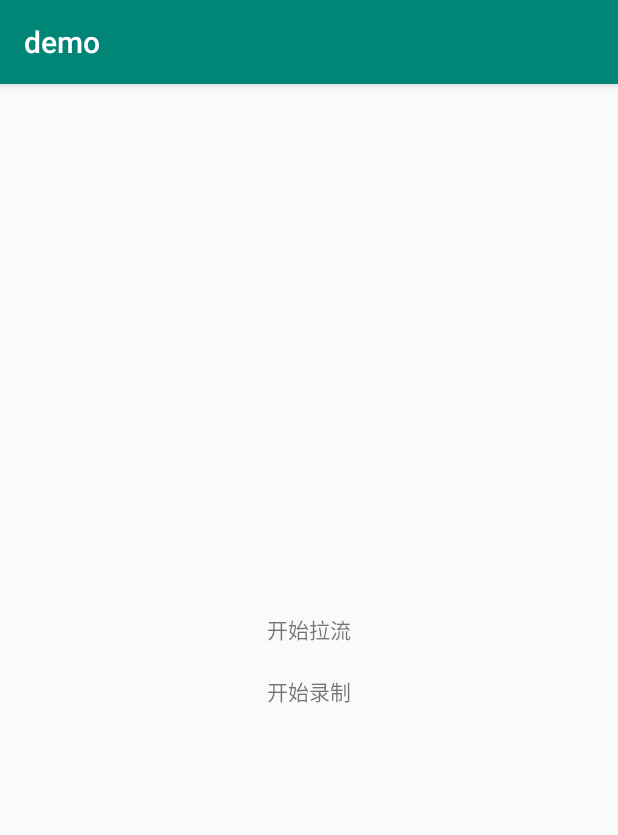
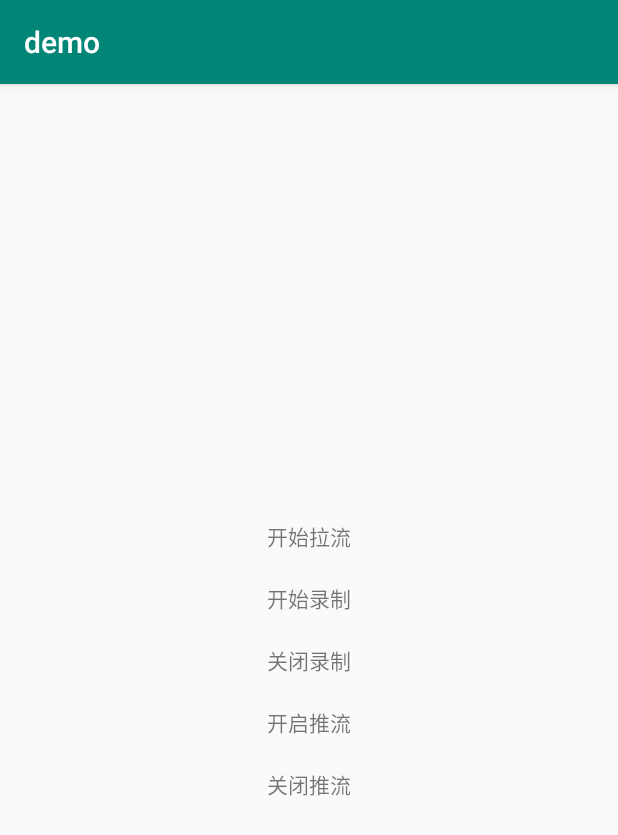
Before and after one commit to yunianvh/ZLMediaKit-Android-Stream, an Android app: the screen it shows after launch (MainActivity), after a tap on "开始录制", on a phone screen of 412 x 824 dp. Shown: the top 835 px of the screen. Run offline under Robolectric (Android 15) with nearby library versions, the phone set to English and light mode, and no system bars; libraries missing offline, so code that uses them is left out: com.drake.net, com.pedro.rtsp; 11 statements that could not run were skipped.

Commit message:
1、优化录制开关、新增推流、gb28181功能； 2、新增本地日志管理；

```diff
--- a/Android/app/src/main/java/com/stream/http/NetUtil.kt
+++ b/Android/app/src/main/java/com/stream/http/NetUtil.kt
@@ -9,6 +9,11 @@ import com.drake.net.okhttp.trustSSLCertificate
 import com.drake.net.time.Interval
 import com.drake.net.utils.scopeNet
 import com.google.gson.Gson
+import com.stream.http.bean.ApiDataBean
+import com.stream.http.bean.GsonConverter
+import com.stream.http.bean.PushBaseListBean
+import com.stream.http.bean.ZlmStatusBean
+import com.stream.util.FLogUtil
 import com.zlmediakit.jni.ZLMediaKit
 import java.util.concurrent.TimeUnit
 
@@ -19,13 +24,17 @@ import java.util.concurrent.TimeUnit
  * Time: 17:18
  */
 class NetUtil private constructor() {
+    private var zlmListener: ZlmListener? = null
+    private val TAG = FLogUtil::class.java.simpleName
+
     companion object {
         val instance by lazy(mode = LazyThreadSafetyMode.SYNCHRONIZED) {
             NetUtil()
         }
     }
 
-    fun init() {
+    fun init(zlmListener: ZlmListener) {
+        this.zlmListener = zlmListener
         NetConfig.logEnabled = false
         NetConfig.converter = GsonConverter()
         NetConfig.init("http://127.0.0.1") {
@@ -34,20 +43,34 @@ class NetUtil private constructor() {
     }
 
     private val API_GET_API_LIST = "http://127.0.0.1:8080/index/api/getApiList"
+    private val API_GET_RESTART = "http://127.0.0.1/index/api/restartServer"
+
+    //拉流代理的key
+    private var STREAM_PROXY_KEY: String? = null
     private val ADD_STREAM_PROXY = "http://127.0.0.1:8080/index/api/addStreamProxy"
     private val DEL_STREAM_PROXY = "http://127.0.0.1:8080/index/api/delStreamProxy"
 
+    //推流
+    private var PUSH_KEY: String? = null
+    private var pushStatus = false
+    private var proxyUrl: String? = null
     private val API_START_PUSH = "http://127.0.0.1:8080/index/api/addStreamPusherProxy"
     private val API_STOP_PUSH = "http://127.0.0.1:8080/index/api/delStreamPusherProxy"
     private val API_GET_MEDIA_LIST = "http://127.0.0.1:8080/index/api/getMediaList"
-    private val API_GET_SNAP = "http://127.0.0.1:8080/index/api/getSnap"
+
+    //录制
+    private var recordStatus = false
     private val API_START_RECORD = "http://127.0.0.1:8080/index/api/startRecord"
     private val API_STOP_RECORD = "http://127.0.0.1:8080/index/api/stopRecord"
     private val API_IS_RECORDING = "http://127.0.0.1:8080/index/api/isRecording"
 
-    //拉流代理的key
-    private var STREAM_PROXY_KEY: String? = null
+    //GB28181推流
+    private val API_START_SEND_RTP = "http://127.0.0.1:8080/index/api/startSendRtp"
+    private val API_STOP_SEND_RTP = "http://127.0.0.1:8080/index/api/stopSendRtp"
+
     private var checkZlmInterval: Interval? = null
+    private var checkPushInterval: Interval? = null
+    private var checkRecordInterval: Interval? = null
 
     /**
      * 循环检测zlm是否可用
@@ -61,7 +84,7 @@ class NetUtil private constructor() {
                 val res = Get<ZlmStatusBean>(API_GET_API_LIST) {
                     param("secret", "035c73f7-bb6b-4889-a715-d9eb2d1925cc")
                 }.await()
-                Log.e("CameraUtil", "checkZlmStatus zlm状态:${Gson().toJson(res)}")
+                FLogUtil.e(TAG, "checkZlmStatus zlm状态:${res.code == 0}")
                 if (res.code != 0) {
                     //zlm状态异常，重新初始化
                     ZLMediaKit.startDemo(
@@ -69,11 +92,22 @@ class NetUtil private constructor() {
                     )
                 }
             }.catch {
-                Log.e("CameraUtil", "checkZlmStatus zlm状态异常，重新初始化:$it")
+                FLogUtil.e(TAG, "checkZlmStatus zlm状态异常，重新初始化:$it")
                 //zlm状态异常，重新初始化
                 ZLMediaKit.startDemo(Environment.getExternalStoragePublicDirectory("").toString())
             }
         }?.start()
+    }
+
+    /**
+     * zlm重启
+     */
+    fun restartServer() {
+        scopeNet {
+            Get<ApiDataBean>(API_GET_RESTART) {
+                param("secret", "035c73f7-bb6b-4889-a715-d9eb2d1925cc")
+            }.await()
+        }.catch {}
     }
 
     /**
@@ -92,11 +126,12 @@ class NetUtil private constructor() {
 //                param("enable_mp4", 1)
 //                param("mp4_save_path", path)
             }.await().data?.key
+            proxyUrl = url
         }.catch {
             STREAM_PROXY_KEY = null
-            Log.e("CameraUtil", "startProxy :$it")
+            FLogUtil.e(TAG, "startProxy 异常:$it")
         }
-        Log.e("CameraUtil", "startProxy STREAM_PROXY_KEY: $STREAM_PROXY_KEY")
+        FLogUtil.e(TAG, "startProxy STREAM_PROXY_KEY: $STREAM_PROXY_KEY")
     }
 
     /**
@@ -110,11 +145,87 @@ class NetUtil private constructor() {
                 param("vhost", "__defaultVhost__")
                 param("key", STREAM_PROXY_KEY)
             }.await()
+        }.catch {}
+    }
+
+    /**
+     * 开始推流
+     */
+    fun startPush(url: String) {
+        val schema = if (url.contains("rtmp")) "rtmp" else "rtsp"
+        scopeNet {
+            var result = Get<ApiDataBean>(API_START_PUSH) {
+                param("secret", "035c73f7-bb6b-4889-a715-d9eb2d1925cc")
+                param("vhost", "__defaultVhost__")
+                param("schema", schema)
+                param("app", "live")
+                param("stream", "1234")
+                param("dst_url", url)
+//                param("retry_count", 3)//转推失败重试次数，默认无限重试
+//                param("rtp_type", 0)//rtsp拉流时，拉流方式，0：tcp，1：udp，2：组播
+//                param("timeout_sec", 60 * 1)//拉流超时时间，单位秒，float类型
+            }.await()
+            FLogUtil.e(TAG, "startPush 开始推流: ${Gson().toJson(result)}")
+            if (result.code == 0) {
+                PUSH_KEY = result.data?.key
+                zlmListener?.onPushStatus(true)
+                pushStatus = true
+                checkPushStatus(schema)
+            }
         }.catch {
-
+            FLogUtil.e(TAG, "startPush 开始推流 异常: $it")
         }
     }
 
+    /**
+     * 关闭推流
+     */
+    fun stopPush() {
+        if (TextUtils.isEmpty(API_STOP_PUSH)) return
+        scopeNet {
+            var result = Get<ApiDataBean>(API_STOP_PUSH) {
+                param("secret", "035c73f7-bb6b-4889-a715-d9eb2d1925cc")
+                param("key", PUSH_KEY)
+            }.await()
+            FLogUtil.e(TAG, "stopPush 关闭推流: ${Gson().toJson(result)}")
+            checkPushInterval?.cancel()
+            checkPushInterval = null
+            zlmListener?.onPushStatus(false)
+            pushStatus = false
+        }.catch {
+            FLogUtil.e(TAG, "stopPush 关闭推流 异常: $it")
+        }
+    }
+
+    /**
+     * 循环检测是否在推流
+     */
+    private fun checkPushStatus(schema: String) {
+        if (checkPushInterval == null) {
+            checkPushInterval = Interval(10, TimeUnit.SECONDS)
+        }
+        checkPushInterval?.subscribe {
+            scopeNet {
+                val res = Get<PushBaseListBean>(API_GET_MEDIA_LIST) {
+                    param("schema", schema)
+                    param("vhost", "__defaultVhost__")
+                    param("app", "live")
+                    param("stream", "1234")
+                    param("secret", "035c73f7-bb6b-4889-a715-d9eb2d1925cc")
+                }.await()
+                FLogUtil.e(TAG, "checkPushStatus 循环检测是否在推流:${Gson().toJson(res)}")
+                pushStatus = if (res.data[0].originUrl.equals(proxyUrl)) {
+                    if (!pushStatus) zlmListener?.onPushStatus(true)
+                    true
+                } else {
+                    if (pushStatus) zlmListener?.onPushStatus(false)
+                    false
+                }
+            }.catch {
+                FLogUtil.e(TAG, "checkPushStatus 循环检测是否在推流 异常:$it")
+            }
+        }?.start()
+    }
 
     /**
      * 开始录制
@@ -130,9 +241,116 @@ class NetUtil private constructor() {
                 param("customized_path", path)
                 param("secret", "035c73f7-bb6b-4889-a715-d9eb2d1925cc")
             }.await()
-            Log.e("CameraUtil", "startRecord 开始录制: ${Gson().toJson(result)}")
+            FLogUtil.e(TAG, "startRecord 开始录制: ${Gson().toJson(result)}")
+            recordStatus = result.result
+            zlmListener?.onRecordStatus(result.result)
+            if (result.result) checkRecordStatus()
         }.catch {
-            Log.e("CameraUtil", "startRecord 开始录制 异常: $it")
+            FLogUtil.e(TAG, "startRecord 开始录制 异常: $it")
+            if (!recordStatus) zlmListener?.onRecordStatus(false)
+            recordStatus = false
         }
     }
+
+    /**
+     * 关闭录制
+     */
+    fun stopRecord() {
+        scopeNet {
+            var result = Get<ApiDataBean>(API_STOP_RECORD) {
+                param("type", "1")
+                param("vhost", "__defaultVhost__")
+                param("app", "live")
+                param("stream", "1234")
+                param("secret", "035c73f7-bb6b-4889-a715-d9eb2d1925cc")
+            }.await()
+            FLogUtil.e(TAG, "stopRecord 关闭录制: ${Gson().toJson(result)}")
+            if (result.result) {
+                zlmListener?.onRecordStatus(false)
+                recordStatus = false
+            }
+            checkRecordInterval?.cancel()
+            checkRecordInterval = null
+        }.catch {
+            FLogUtil.e(TAG, "stopRecord 关闭录制 异常: $it")
+        }
+    }
+
+    /**
+     * 循环检测是否在录制
+     */
+    private fun checkRecordStatus() {
+        if (checkRecordInterval == null) {
+            checkRecordInterval = Interval(10, TimeUnit.SECONDS)
+        }
+        checkRecordInterval?.subscribe {
+            scopeNet {
+                val res = Get<ApiDataBean>(API_IS_RECORDING) {
+                    param("type", "1")
+                    param("vhost", "__defaultVhost__")
+                    param("app", "live")
+                    param("stream", "1234")
+                    param("secret", "035c73f7-bb6b-4889-a715-d9eb2d1925cc")
+                }.await()
+                FLogUtil.e(TAG, "checkRecordStatus 录制状态:${Gson().toJson(res)}")
+                recordStatus = if (res.status) {
+                    if (!recordStatus) zlmListener?.onRecordStatus(true)
+                    true
+                } else {
+                    if (recordStatus) zlmListener?.onRecordStatus(false)
+                    false
+                }
+            }.catch {
+                FLogUtil.e(TAG, "checkRecordStatus 录制状态 异常:$it")
+            }
+        }?.start()
+    }
+
+    /**
+     * 作为GB28181客户端，启动ps-rtp推流
+     * 注：这里仅提供推拉流功能，实际开发需要对接国标标准信令
+     */
+    fun startSendRtp(ssrc: String, url: String, port: Int, is_udp: Int) {
+        scopeNet {
+            var result = Get<ApiDataBean>(API_START_SEND_RTP) {
+                param("type", "1")
+                param("vhost", "__defaultVhost__")
+                param("app", "live")
+                param("stream", "1234")
+                param("ssrc", ssrc)
+                param("dst_url", url)
+                param("dst_port", port)
+                param("is_udp", is_udp)//0:udp 否则tcp
+            }.await()
+            FLogUtil.e(TAG, "startSendRtp 启动ps-rtp推流: ${Gson().toJson(result)}")
+        }.catch {
+            FLogUtil.e(TAG, "startSendRtp 启动ps-rtp推流 异常: $it")
+        }
+    }
+
+    /**
+     * 作为GB28181客户端，关闭ps-rtp推流
+     */
+    fun stopSendRtp(ssrc: String) {
+        scopeNet {
+            var result = Get<ApiDataBean>(API_STOP_SEND_RTP) {
+                param("type", "1")
+                param("vhost", "__defaultVhost__")
+                param("app", "live")
+                param("stream", "1234")
+                param("ssrc", ssrc)
+            }.await()
+            FLogUtil.e(TAG, "stopSendRtp 关闭ps-rtp推流: ${Gson().toJson(result)}")
+        }.catch {
+            FLogUtil.e(TAG, "stopSendRtp 关闭ps-rtp推流 异常: $it")
+        }
+    }
+
+    /**
+     * 回调监听
+     */
+    interface ZlmListener {
+        fun onRecordStatus(status: Boolean)
+        fun onPushStatus(status: Boolean)
+    }
 }
--- a/Android/app/src/main/java/com/stream/http/ApiDataBean.kt
+++ b/Android/app/src/main/java/com/stream/http/bean/ApiDataBean.kt
@@ -1,4 +1,4 @@
-package com.stream.http
+package com.stream.http.bean
 
 /**
  * Created by 玉念聿辉.
--- a/Android/app/src/main/java/com/stream/http/GsonConverter.kt
+++ b/Android/app/src/main/java/com/stream/http/bean/GsonConverter.kt
@@ -1,8 +1,5 @@
-package com.stream.http
+package com.stream.http.bean
 
-/**
- * @author haimian on 2021/11/29 0029
- */
 import com.drake.net.convert.JSONConvert
 import com.hjq.gson.factory.GsonFactory
 import java.lang.reflect.Type
--- a/Android/app/src/main/java/com/stream/http/ZlmStatusBean.kt
+++ b/Android/app/src/main/java/com/stream/http/bean/ZlmStatusBean.kt
@@ -1,4 +1,4 @@
-package com.stream.http
+package com.stream.http.bean
 
 data class ZlmStatusBean(
     val code: Int = 0,
--- /dev/null
+++ b/Android/app/src/main/java/com/stream/util/FLogUtil.kt
@@ -0,0 +1,167 @@
+package com.stream.util
+
+import android.content.Context
+import android.icu.text.SimpleDateFormat
+import android.util.Log
+import java.io.File
+import java.io.FileWriter
+import java.text.ParseException
+import java.util.*
+
+/**
+ * Created by 玉念聿辉.
+ * User: 吴明辉
+ * Date: 2023/3/13
+ * Time: 9:38
+ */
+object FLogUtil {
+    private val TAG = FLogUtil::class.java.simpleName
+    private var isLog = true
+    private var deviceId: String? = null
+    private var logFile: File? = null
+    private val df = SimpleDateFormat("yyyyMMddHHmmss")
+    private val s = SimpleDateFormat("HH:mm:ss")
+
+    /**
+     * 初始化
+     */
+    fun init(context: Context, isLog: Boolean) {
+        init(context, isLog, null, null)
+    }
+
+    fun init(context: Context, isLog: Boolean, deviceId: String) {
+        init(context, isLog, deviceId, null)
+    }
+
+    fun init(context: Context, isLog: Boolean, deviceId: String?, path: File?) {
+        this.isLog = isLog
+        this.deviceId = deviceId
+        logFile = path ?: File(context.getExternalFilesDir(null)!!.absolutePath + "/log/")
+        if (!logFile!!.exists()) logFile!!.mkdir()
+        createLog()
+        Log.e(TAG, "本地日志路径：" + logFile!!.absolutePath)
+        val d = Date()
+        val dateStr = df.format(d)
+        if (logFile!!.listFiles() != null && logFile!!.listFiles().isNotEmpty()) {
+            for (f in logFile!!.listFiles()) {
+                val fileTime = f.name.split("-".toRegex()).dropLastWhile { it.isEmpty() }
+                    .toTypedArray()
+                if (fileTime.size in 2..3) {
+                    if (calDateDifferent(
+                            dateStr,
+                            if (f.name.contains("ERROR")) fileTime[2] else fileTime[1]
+                        ) > 1
+                    ) {
+                        f.delete()
+                        writeLogFile(TAG, "该日志已经保存大于两天直接删除: " + f.name)
+                    }
+                }
+            }
+        }
+    }
+
+    fun e(msg: String) {
+        if (isLog) {
+            Log.e(TAG, msg)
+            writeLogFile(TAG, msg)
+        }
+    }
+
+    fun e(tag: String, msg: String) {
+        if (isLog) {
+            Log.e(tag, msg)
+            writeLogFile(tag, msg)
+        }
+    }
+
+    fun i(tag: String, msg: String) {
+        if (isLog) {
+            Log.i(tag, msg)
+            writeLogFile(tag, msg)
+        }
+    }
+
+    fun i(msg: String) {
+        if (isLog) {
+            Log.i(TAG, msg)
+            writeLogFile(TAG, msg)
+        }
+    }
+
+    fun d(tag: String, msg: String) {
+        if (isLog) {
+            Log.i(tag, msg)
+            writeLogFile(tag, msg)
+        }
+    }
+
+    fun d(msg: String) {
+        if (isLog) {
+            Log.i(TAG, msg)
+            writeLogFile(TAG, msg)
+        }
+    }
+
+    /**
+     * 写入文件
+     *
+     * @param msg
+     */
+    var file: File? = null
+    private fun writeLogFile(tag: String, msg: String) {
+        if (logFile == null) return
+        synchronized(Any()) {
+            try {
+                val dateStr = s.format(Date())
+                val fw: FileWriter = if (file!!.exists()) {
+                    if (file!!.length() > 1024 * 1024 * 2) {
+                        createLog()
+                        FileWriter(file, false)
+                    } else {
+                        FileWriter(file, true)
+                    }
+                } else {
+                    createLog()
+                    FileWriter(file, false)
+                }
+                fw.write(String.format("[%s] [%s] %s", dateStr, tag, msg))
+                fw.write(13)
+                fw.write(10)
+                fw.flush()
+                fw.close()
+            } catch (ex: Throwable) {
+                ex.printStackTrace()
+            }
+        }
+    }
+
+    /**
+     * 创建日志文件
+     */
+    private fun createLog() {
+        file = File(
+            "${logFile!!.absolutePath}/" + (if (deviceId == null || "" == deviceId) "" else "$deviceId-") + "${
+                df.format(Date())
+            }.txt"
+        )
+    }
+
+    /**
+     * 计算的时间差
+     *
+     * @param date1
+     * @param date2
+     * @return
+     */
+    private fun calDateDifferent(date1: String, date2: String): Long {
+        try {
+            val d1 = df.parse(date1)
+            val d2 = df.parse(date2)
+            val diff = d1.time - d2.time
+            return diff / (1000 * 60 * 60 * 24)
+        } catch (e: ParseException) {
+            e.printStackTrace()
+        }
+        return 0
+    }
+}
--- a/Android/app/src/main/java/com/zlmediakit/demo/MainActivity.java
+++ b/Android/app/src/main/java/com/zlmediakit/demo/MainActivity.java
@@ -4,7 +4,6 @@ import android.content.pm.PackageManager;
 import android.os.Bundle;
 import android.os.Environment;
 import android.util.Log;
-import android.view.View;
 import android.widget.Toast;
 
 import androidx.appcompat.app.AppCompatActivity;
@@ -13,6 +12,7 @@ import androidx.core.app.ActivityCompat;
 import com.drake.net.NetConfig;
 import com.stream.CameraUtil;
 import com.stream.http.NetUtil;
+import com.stream.util.FLogUtil;
 import com.zlmediakit.jni.ZLMediaKit;
 
 import java.io.File;
@@ -31,27 +31,41 @@ public class MainActivity extends AppCompatActivity {
         super.onCreate(savedInstanceState);
         setContentView(R.layout.activity_main);
         String sd_dir = Environment.getExternalStoragePublicDirectory("").toString();
+        //初始化日志工具
+        FLogUtil.INSTANCE.init(this,true);
         //初始化net
         NetConfig.INSTANCE.setApp(this);
-        NetUtil.Companion.getInstance().init();
+        NetUtil.Companion.getInstance().init(new NetUtil.ZlmListener() {
+            @Override
+            public void onPushStatus(boolean status) {
+                Log.e(TAG, "onRecordStatue  推流状态: "+status );
+            }
 
-        findViewById(R.id.sample_text).setOnClickListener(new View.OnClickListener() {
             @Override
-            public void onClick(View view) {
+            public void onRecordStatus(boolean status) {
+                Log.e(TAG, "onRecordStatue  录制状态: "+status );
+            }
+        });
+        findViewById(R.id.sample_text).setOnClickListener(view -> {
             File f = new File(sd_dir + "/aaaa/");
             if (!f.exists()) f.mkdirs();
             Log.e("CameraUtil", "onClick  录制地址: " + sd_dir + "/aaaa/");
             CameraUtil.getInstance().start(f.getAbsolutePath());
-            }
         });
-        findViewById(R.id.btn_record).setOnClickListener(new View.OnClickListener() {
-            @Override
-            public void onClick(View view) {
-                File f = new File(getExternalFilesDir((String)null).getAbsolutePath()+"/avideo");
+        findViewById(R.id.btn_record).setOnClickListener(view -> {
+            File f = new File(getExternalFilesDir((String)null).getAbsolutePath()+"/video");
             if (!f.exists()) f.mkdirs();
             Log.e("CameraUtil", "onClick  录制地址: " + f.getAbsolutePath());
             NetUtil.Companion.getInstance().startRecord(f.getAbsolutePath());
-            }
+        });
+        findViewById(R.id.btn_record_stop).setOnClickListener(view -> {
+            NetUtil.Companion.getInstance().stopRecord();
+        });
+        findViewById(R.id.btn_push_start).setOnClickListener(view -> {
+            NetUtil.Companion.getInstance().startPush("rtmp://119.23.154.45:11006/live/36147_58009");
+        });
+        findViewById(R.id.btn_push_stop).setOnClickListener(view -> {
+            NetUtil.Companion.getInstance().stopPush();
         });
 
         boolean permissionSuccess = true;
--- a/Android/app/src/main/res/layout/activity_main.xml
+++ b/Android/app/src/main/res/layout/activity_main.xml
@@ -24,6 +24,27 @@
             android:layout_width="wrap_content"
             android:layout_height="wrap_content"
             android:text="开始录制" />
+        <TextView
+            android:clickable="true"
+            android:padding="10dp"
+            android:id="@+id/btn_record_stop"
+            android:layout_width="wrap_content"
+            android:layout_height="wrap_content"
+            android:text="关闭录制" />
+        <TextView
+            android:clickable="true"
+            android:padding="10dp"
+            android:id="@+id/btn_push_start"
+            android:layout_width="wrap_content"
+            android:layout_height="wrap_content"
+            android:text="开启推流" />
+        <TextView
+            android:clickable="true"
+            android:padding="10dp"
+            android:id="@+id/btn_push_stop"
+            android:layout_width="wrap_content"
+            android:layout_height="wrap_content"
+            android:text="关闭推流" />
     </LinearLayout>
 
 
```
Also changed, not shown: Android/app/src/main/java/com/stream/CameraUtil.java (+4 -3 lines), Android/app/src/main/java/com/stream/http/bean/PushBaseListBean.kt (added, +11 -0 lines). Lines whose indentation alone changed are shown as unchanged.
